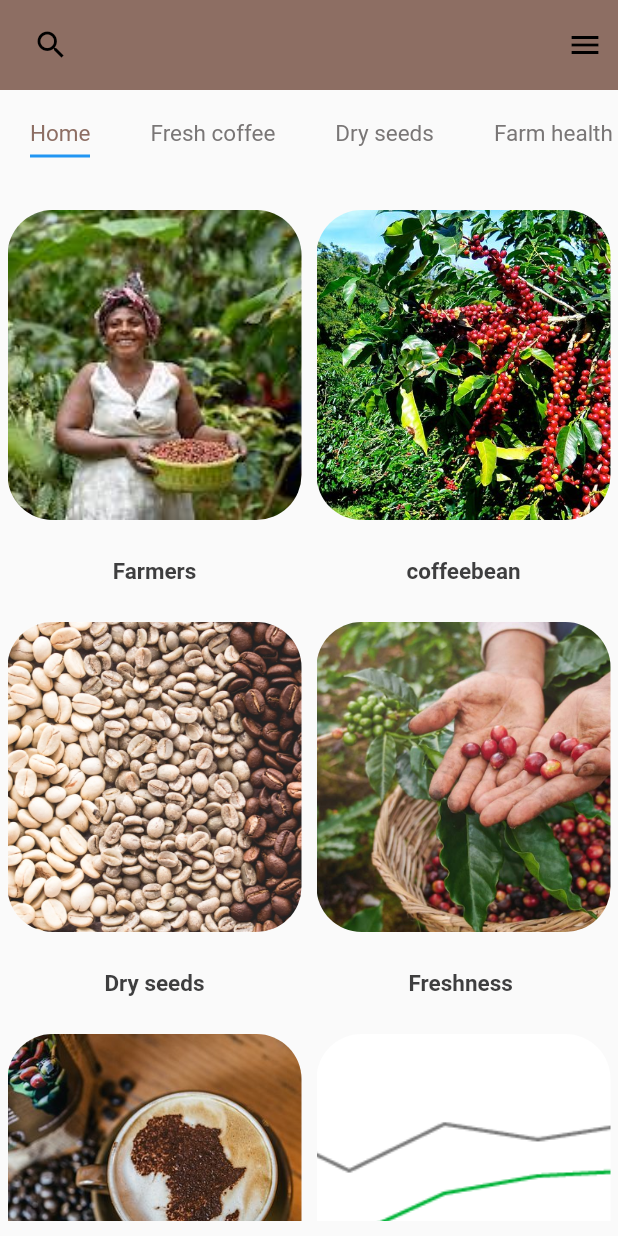
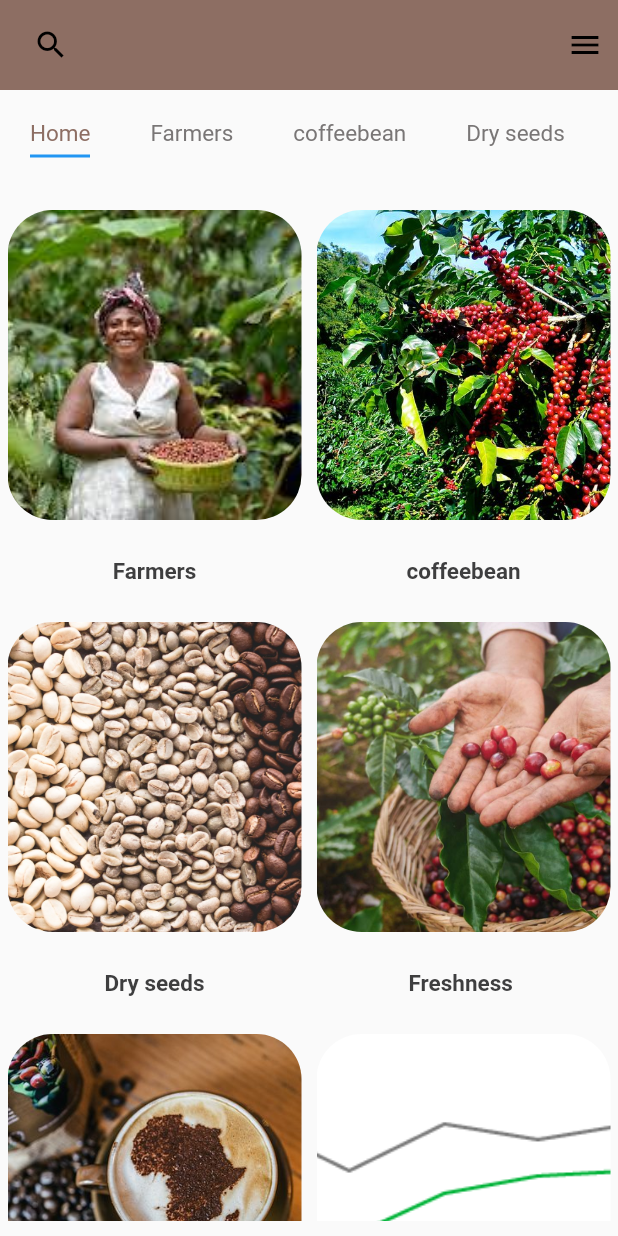
Before and after one commit to Bamwesigye-Calvin-Kiiza/easycoffee, a Flutter app: the screen it shows after launch, on a phone screen of 412 x 824 dp. Run offline on Flutter 3.47's test engine with Material 2 defaults, Android fonts, the phone set to English and light mode, and no system bars; our stand-ins replace awesome_snackbar_content, dio, geolocator, google_maps_flutter; missing offline and left inert: flutter_google_places, google_api_headers, google_maps_webservice.

Commit message:
Update body1.dart

```diff
--- a/easy_coffee_copy/easy_coffee_copy_1/lib/components/body1.dart
+++ b/easy_coffee_copy/easy_coffee_copy_1/lib/components/body1.dart
@@ -23,7 +23,7 @@ class Body extends StatelessWidget {
                   context,
                   MaterialPageRoute(
                     builder: (context) =>
-                        DetailsScreen(product: products[index]), //in body2.dart
+                        finalScreen(product: products[index]), //in body2.dart
                   )),
               product: products[index],
             ),
@@ -47,13 +47,14 @@ class _CategoriesState extends State<Categories> {
   //list of words in the category section
   List<String> categories = [
     'Home',
-    'Fresh coffee',
+    'Farmers',
+    'coffeebean',
     'Dry seeds',
-    'Farm health',
-    'Farm tips ',
+    'Readycoffee',
+    'Farm tips ', //url
+    'Fertilizers', //destributors
     'Processed coffee',
-    'Price Starts',
-    'Fertilizers',
+    'Price Fructuations',
     'Coffee well being'
   ];
 //positioning the black bar to starting category
```
